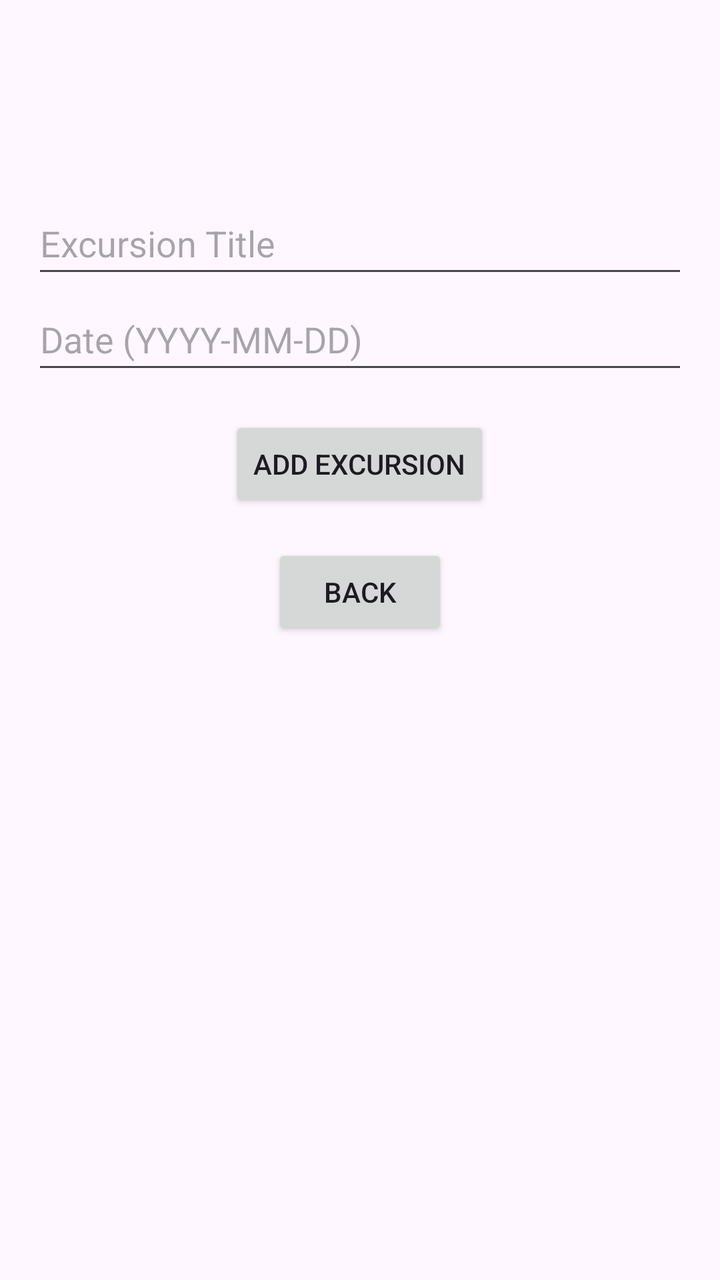
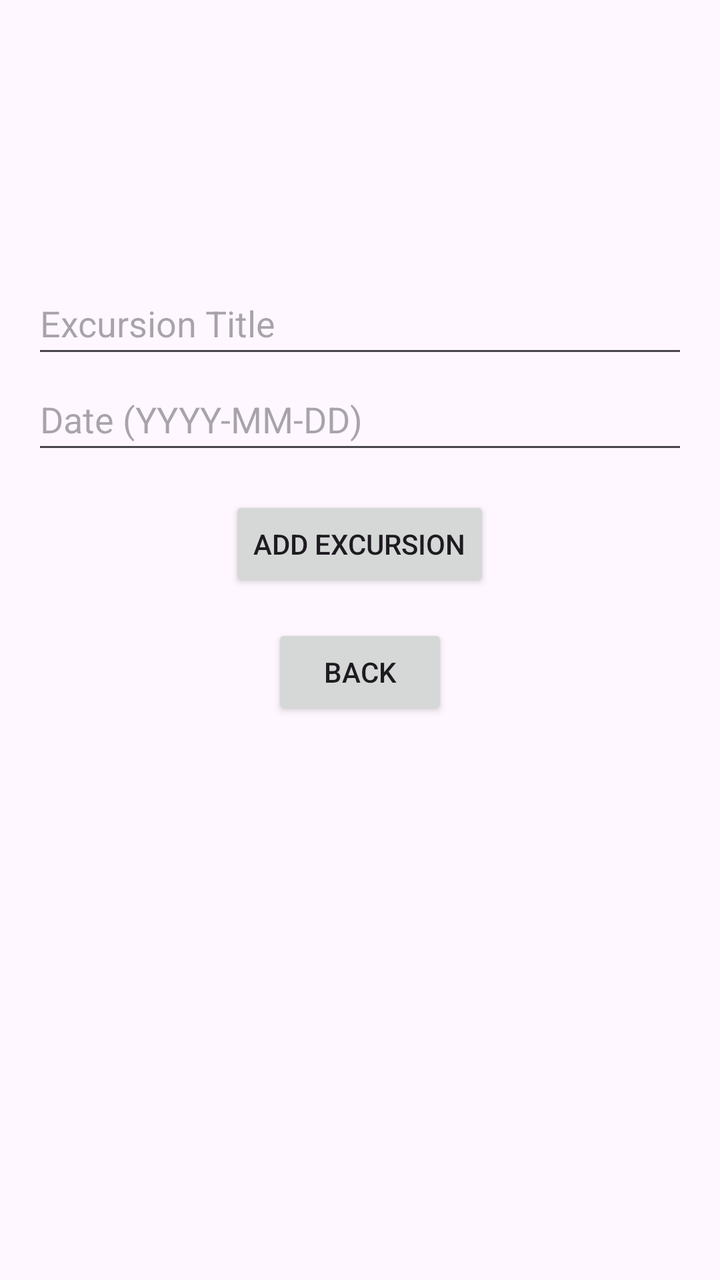

Compare the two renders of this Android layout. The source of the first and the diff that turns it into the second are given below.
<!-- AndroidManifest.xml: application theme Theme.D308VacationPlanner -->
<!-- res/layout/activity_excursion.xml -->
<?xml version="1.0" encoding="utf-8"?>
<LinearLayout xmlns:android="http://schemas.android.com/apk/res/android"
    android:layout_width="match_parent"
    android:layout_height="match_parent"
    android:orientation="vertical"
    android:padding="16dp"
    android:paddingTop="32dp">

    <View
        android:layout_width="match_parent"
        android:layout_height="80dp" />

    <EditText
        android:id="@+id/editTextExcursionTitle"
        android:layout_width="match_parent"
        android:layout_height="48dp"
        android:hint="Excursion Title"
        android:inputType="text" />

    <EditText
        android:id="@+id/editTextExcursionDate"
        android:layout_width="match_parent"
        android:layout_height="48dp"
        android:hint="Date (YYYY-MM-DD)"
        android:inputType="date" />

    <Button
        android:id="@+id/buttonAddExcursion"
        android:layout_width="wrap_content"
        android:layout_height="48dp"
        android:text="Add Excursion"
        android:layout_gravity="center"
        android:layout_marginTop="16dp" />

    <Button
        android:id="@+id/buttonBack"
        android:layout_width="wrap_content"
        android:layout_height="48dp"
        android:text="Back"
        android:layout_gravity="center"
        android:layout_marginTop="16dp" />

    <TextView
        android:id="@+id/textViewVacationInfo"
        android:layout_width="match_parent"
        android:layout_height="48dp"
        android:text=""
        android:textSize="14sp"
        android:textStyle="italic"
        android:layout_marginTop="24dp"
        android:gravity="center" />

</LinearLayout>
<!-- resources referenced by this layout -->
<resources>
  <style name="Theme.D308VacationPlanner" parent="Base.Theme.D308VacationPlanner" />
  <style name="Base.Theme.D308VacationPlanner" parent="Theme.Material3.DayNight">
          
          <item name="colorPrimary">@color/colorPrimary</item>
      </style>
  <color name="colorPrimary">#002147</color>
</resources>

<!-- the commit's change to res/layout/activity_excursion.xml (unified diff, before → after) -->
@@ -8,7 +8,7 @@
 
     <View
         android:layout_width="match_parent"
-        android:layout_height="80dp" />
+        android:layout_height="120dp" />
 
     <EditText
         android:id="@+id/editTextExcursionTitle"
